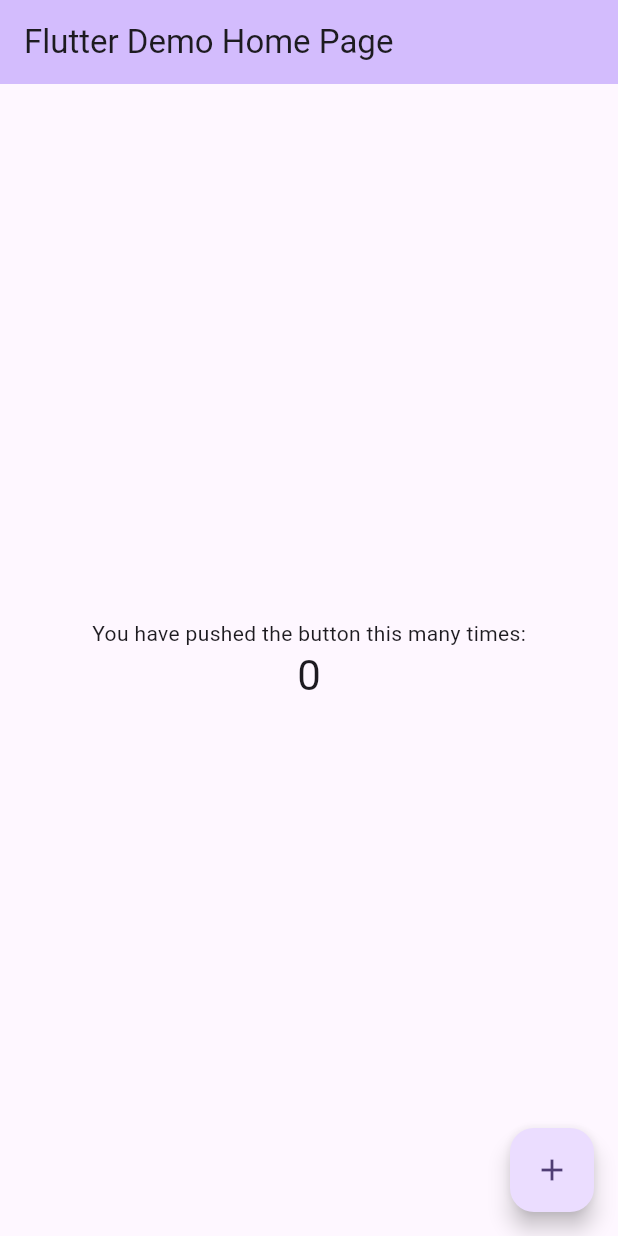
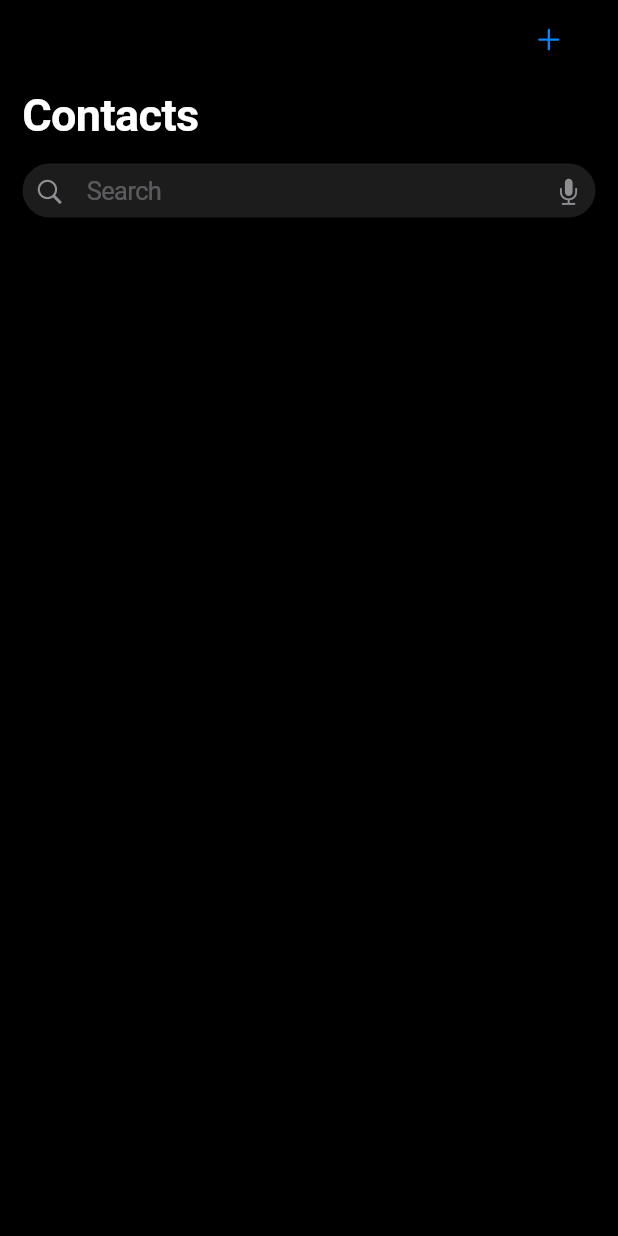
Before and after one commit to dizon-kevin/Contact_App, a Flutter app: the screen it shows after launch, on a phone screen of 412 x 824 dp. Run offline on Flutter 3.47's test engine with Material 3 defaults, Android fonts, the phone set to English and light mode, and no system bars.

Commit message:
commit by kevin

```diff
--- a/lib/main.dart
+++ b/lib/main.dart
@@ -1,122 +1,71 @@
+import 'package:flutter/cupertino.dart';
 import 'package:flutter/material.dart';
+import 'package:url_launcher/url_launcher.dart';
 
-void main() {
-  runApp(const MyApp());
+void main(){
+  runApp(CupertinoApp(
+    theme: CupertinoThemeData(
+      brightness: Brightness.dark
+    ),
+    debugShowCheckedModeBanner: false,
+    home: Homepage(),));
 }
 
-class MyApp extends StatelessWidget {
-  const MyApp({super.key});
+class Homepage extends StatefulWidget {
+  const Homepage({super.key});
 
-  // This widget is the root of your application.
+  @override
+  State<Homepage> createState() => _HomepageState();
+}
+
+class _HomepageState extends State<Homepage> {
+  List<dynamic> contacts = [
+    {
+      "name" : "John Doe",
+      "phone" : "+1 123-456-7890",
+      "emaill" : "william.paterson@my-own-personal-domain.com",
+      "url" : "https://example.com/john_doe",
+      "photo" : "https://www.facebook.com/photo/?fbid=977259547716988&set=a.102281275214824",
+    }
+  ];
   @override
   Widget build(BuildContext context) {
-    return MaterialApp(
-      title: 'Flutter Demo',
-      theme: ThemeData(
-        // This is the theme of your application.
-        //
-        // TRY THIS: Try running your application with "flutter run". You'll see
-        // the application has a purple toolbar. Then, without quitting the app,
-        // try changing the seedColor in the colorScheme below to Colors.green
-        // and then invoke "hot reload" (save your changes or press the "hot
-        // reload" button in a Flutter-supported IDE, or press "r" if you used
-        // the command line to start the app).
-        //
-        // Notice that the counter didn't reset back to zero; the application
-        // state is not lost during the reload. To reset the state, use hot
-        // restart instead.
-        //
-        // This works for code too, not just values: Most code changes can be
-        // tested with just a hot reload.
-        colorScheme: ColorScheme.fromSeed(seedColor: Colors.deepPurple),
+    return CupertinoPageScaffold(
+      navigationBar: CupertinoNavigationBar(
+        trailing: CupertinoButton(child: Icon(CupertinoIcons.add), onPressed: (){
+
+        }),
       ),
-      home: const MyHomePage(title: 'Flutter Demo Home Page'),
-    );
+        child: SafeArea(child: Padding(
+          padding: const EdgeInsets.all(15.0),
+          child: Column(
+                children: [
+                Row(
+                  children: [
+                    Text('Contacts', style: TextStyle(fontWeight: FontWeight.bold, fontSize: 30),),
+                  ],
+                ),
+                  SizedBox(height: 15,),
+                  CupertinoTextField(
+                    placeholder: 'Search',
+                    decoration: BoxDecoration(
+                      color: CupertinoColors.systemGrey.withOpacity(0.2),
+                      borderRadius: BorderRadius.circular(20)
+                    ),
+                    prefix: Padding(
+                      padding: const EdgeInsets.all(8.0),
+                      child: Icon(CupertinoIcons.search, color: CupertinoColors.systemGrey, size: 20,),
+                    ),
+                    suffix: Padding(
+                      padding: const EdgeInsets.all(8.0),
+                      child: Icon(CupertinoIcons.mic_fill, color: CupertinoColors.systemGrey, size: 20,),
+                    ),
+                  ),
+
+
+
+                ],
+              ),
+        )));
   }
 }
-
-class MyHomePage extends StatefulWidget {
-  const MyHomePage({super.key, required this.title});
-
-  // This widget is the home page of your application. It is stateful, meaning
-  // that it has a State object (defined below) that contains fields that affect
-  // how it looks.
-
-  // This class is the configuration for the state. It holds the values (in this
-  // case the title) provided by the parent (in this case the App widget) and
-  // used by the build method of the State. Fields in a Widget subclass are
-  // always marked "final".
-
-  final String title;
-
-  @override
-  State<MyHomePage> createState() => _MyHomePageState();
-}
-
-class _MyHomePageState extends State<MyHomePage> {
-  int _counter = 0;
-
-  void _incrementCounter() {
-    setState(() {
-      // This call to setState tells the Flutter framework that something has
-      // changed in this State, which causes it to rerun the build method below
-      // so that the display can reflect the updated values. If we changed
-      // _counter without calling setState(), then the build method would not be
-      // called again, and so nothing would appear to happen.
-      _counter++;
-    });
-  }
-
-  @override
-  Widget build(BuildContext context) {
-    // This method is rerun every time setState is called, for instance as done
-    // by the _incrementCounter method above.
-    //
-    // The Flutter framework has been optimized to make rerunning build methods
-    // fast, so that you can just rebuild anything that needs updating rather
-    // than having to individually change instances of widgets.
-    return Scaffold(
-      appBar: AppBar(
-        // TRY THIS: Try changing the color here to a specific color (to
-        // Colors.amber, perhaps?) and trigger a hot reload to see the AppBar
-        // change color while the other colors stay the same.
-        backgroundColor: Theme.of(context).colorScheme.inversePrimary,
-        // Here we take the value from the MyHomePage object that was created by
-        // the App.build method, and use it to set our appbar title.
-        title: Text(widget.title),
-      ),
-      body: Center(
-        // Center is a layout widget. It takes a single child and positions it
-        // in the middle of the parent.
-        child: Column(
-          // Column is also a layout widget. It takes a list of children and
-          // arranges them vertically. By default, it sizes itself to fit its
-          // children horizontally, and tries to be as tall as its parent.
-          //
-          // Column has various properties to control how it sizes itself and
-          // how it positions its children. Here we use mainAxisAlignment to
-          // center the children vertically; the main axis here is the vertical
-          // axis because Columns are vertical (the cross axis would be
-          // horizontal).
-          //
-          // TRY THIS: Invoke "debug painting" (choose the "Toggle Debug Paint"
-          // action in the IDE, or press "p" in the console), to see the
-          // wireframe for each widget.
-          mainAxisAlignment: MainAxisAlignment.center,
-          children: <Widget>[
-            const Text('You have pushed the button this many times:'),
-            Text(
-              '$_counter',
-              style: Theme.of(context).textTheme.headlineMedium,
-            ),
-          ],
-        ),
-      ),
-      floatingActionButton: FloatingActionButton(
-        onPressed: _incrementCounter,
-        tooltip: 'Increment',
-        child: const Icon(Icons.add),
-      ), // This trailing comma makes auto-formatting nicer for build methods.
-    );
-  }
-}
--- a/pubspec.yaml
+++ b/pubspec.yaml
@@ -34,6 +34,7 @@ dependencies:
   # The following adds the Cupertino Icons font to your application.
   # Use with the CupertinoIcons class for iOS style icons.
   cupertino_icons: ^1.0.8
+  url_launcher: ^6.3.1
 
 dev_dependencies:
   flutter_test:
```
Also changed, not shown: pubspec.lock, 6 other files.
